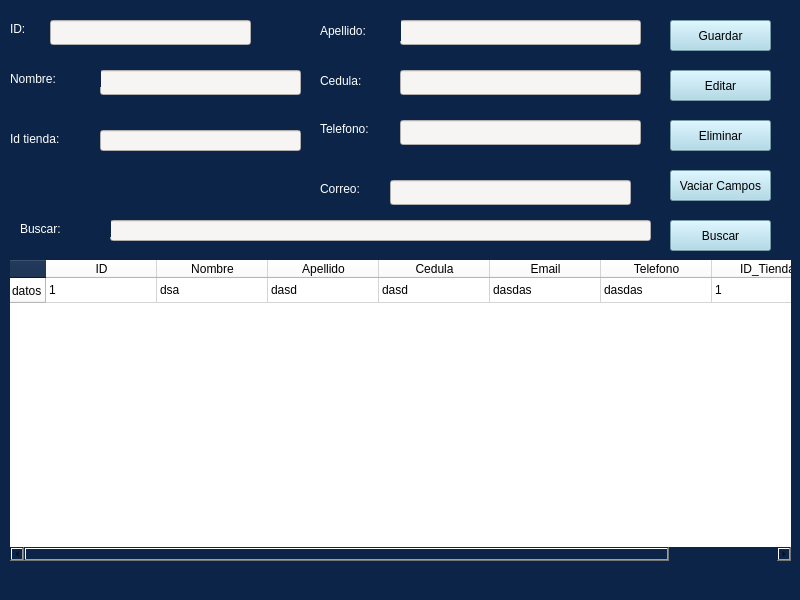
The window that Proyecto/Interfaces/Ui/Cliente.ui (EdCenten0/MAPA-Python) describes before a commit, drawn with Qt 5.
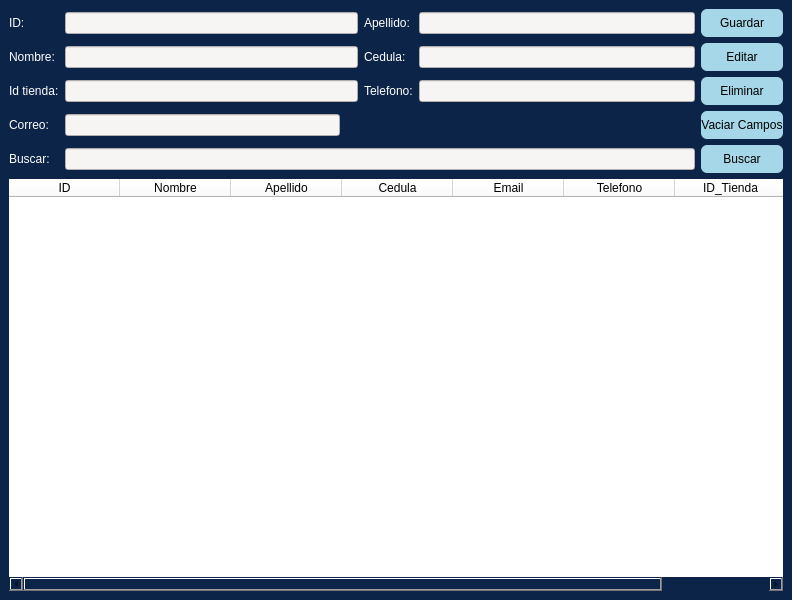
The same window after the commit.

Commit message: Diseño relativamente responsive

Diff of the .ui file:
```diff
--- a/Proyecto/Interfaces/Ui/Cliente.ui
+++ b/Proyecto/Interfaces/Ui/Cliente.ui
@@ -6,7 +6,7 @@
    <rect>
     <x>0</x>
     <y>0</y>
-    <width>800</width>
+    <width>792</width>
     <height>600</height>
    </rect>
   </property>
@@ -17,169 +17,66 @@
    <string notr="true">background-color: rgb(11, 36, 71);</string>
   </property>
   <widget class="QWidget" name="centralwidget">
-   <widget class="QLineEdit" name="line_Cliente_Nombre">
-    <property name="geometry">
-     <rect>
-      <x>50</x>
-      <y>20</y>
-      <width>201</width>
-      <height>25</height>
-     </rect>
-    </property>
-    <property name="styleSheet">
-     <string notr="true">background-color: rgb(246, 245, 244);</string>
-    </property>
-   </widget>
-   <widget class="QLabel" name="label_3">
-    <property name="geometry">
-     <rect>
-      <x>10</x>
-      <y>130</y>
-      <width>91</width>
-      <height>17</height>
-     </rect>
-    </property>
-    <property name="styleSheet">
-     <string notr="true">font: 14pt &quot;Ubuntu&quot;;
-color: rgb(255, 255, 255);</string>
-    </property>
-    <property name="text">
-     <string>Id tienda:</string>
-    </property>
-   </widget>
-   <widget class="QPushButton" name="bt_Eliminar_Cliente">
-    <property name="geometry">
-     <rect>
-      <x>670</x>
-      <y>120</y>
-      <width>101</width>
-      <height>31</height>
-     </rect>
-    </property>
-    <property name="styleSheet">
-     <string notr="true">background-color: rgb(165, 215, 232);</string>
-    </property>
-    <property name="text">
-     <string>Eliminar</string>
-    </property>
-   </widget>
-   <widget class="QLabel" name="label_6">
-    <property name="geometry">
-     <rect>
-      <x>320</x>
-      <y>180</y>
-      <width>71</width>
-      <height>17</height>
-     </rect>
-    </property>
-    <property name="styleSheet">
-     <string notr="true">font: 14pt &quot;Ubuntu&quot;;
-color: rgb(255, 255, 255);</string>
-    </property>
-    <property name="text">
-     <string>Correo:</string>
-    </property>
-   </widget>
-   <widget class="QLineEdit" name="line_Cliente_Apellido">
-    <property name="geometry">
-     <rect>
-      <x>400</x>
-      <y>20</y>
-      <width>241</width>
-      <height>25</height>
-     </rect>
-    </property>
-    <property name="styleSheet">
-     <string notr="true">background-color: rgb(246, 245, 244);</string>
-    </property>
-   </widget>
-   <widget class="QPushButton" name="bt_Guardar_Cliente">
-    <property name="geometry">
-     <rect>
-      <x>670</x>
-      <y>20</y>
-      <width>101</width>
-      <height>31</height>
-     </rect>
-    </property>
-    <property name="styleSheet">
-     <string notr="true">background-color: rgb(165, 215, 232);</string>
-    </property>
-    <property name="text">
-     <string>Guardar</string>
-    </property>
-   </widget>
-   <widget class="QLabel" name="label">
-    <property name="geometry">
-     <rect>
-      <x>10</x>
-      <y>20</y>
-      <width>31</width>
-      <height>17</height>
-     </rect>
-    </property>
-    <property name="styleSheet">
-     <string notr="true">font: 14pt &quot;Ubuntu&quot;;
-color: rgb(255, 255, 255);</string>
-    </property>
-    <property name="text">
-     <string>ID:</string>
-    </property>
-   </widget>
-   <widget class="QLabel" name="label_2">
-    <property name="geometry">
-     <rect>
-      <x>320</x>
-      <y>20</y>
-      <width>81</width>
-      <height>21</height>
-     </rect>
-    </property>
-    <property name="styleSheet">
-     <string notr="true">font: 14pt &quot;Ubuntu&quot;;
-color: rgb(255, 255, 255);</string>
-    </property>
-    <property name="text">
-     <string>Apellido:</string>
-    </property>
-   </widget>
+   <layout class="QGridLayout" name="gridLayout">
+    <item row="1" column="7">
    <widget class="QPushButton" name="bt_Editar_Cliente">
-    <property name="geometry">
-     <rect>
-      <x>670</x>
-      <y>70</y>
-      <width>101</width>
-      <height>31</height>
-     </rect>
+      <property name="minimumSize">
+       <size>
+        <width>0</width>
+        <height>28</height>
+       </size>
     </property>
     <property name="styleSheet">
-     <string notr="true">background-color: rgb(165, 215, 232);</string>
+       <string notr="true">QPushButton {
+	background-color: rgb(165, 215, 232);
+	border-radius: 6px
+
+}</string>
     </property>
     <property name="text">
      <string>Editar</string>
     </property>
    </widget>
-   <widget class="QLineEdit" name="line_Cliente_Direccion">
-    <property name="geometry">
-     <rect>
-      <x>100</x>
-      <y>130</y>
-      <width>201</width>
-      <height>21</height>
-     </rect>
+    </item>
+    <item row="4" column="7">
+     <widget class="QPushButton" name="bt_Buscar">
+      <property name="minimumSize">
+       <size>
+        <width>0</width>
+        <height>28</height>
+       </size>
+      </property>
+      <property name="maximumSize">
+       <size>
+        <width>500</width>
+        <height>100</height>
+       </size>
     </property>
     <property name="styleSheet">
-     <string notr="true">background-color: rgb(246, 245, 244);</string>
-    </property>
-   </widget>
+       <string notr="true">QPushButton {
+	background-color: rgb(165, 215, 232);
+	border-radius: 6px
+
+}</string>
+      </property>
+      <property name="text">
+       <string>Buscar</string>
+      </property>
+     </widget>
+    </item>
+    <item row="5" column="0" colspan="8">
    <widget class="QTableWidget" name="tb_Cliente">
-    <property name="geometry">
-     <rect>
-      <x>10</x>
-      <y>260</y>
-      <width>781</width>
-      <height>301</height>
-     </rect>
+      <property name="minimumSize">
+       <size>
+        <width>0</width>
+        <height>50</height>
+       </size>
+      </property>
+      <property name="maximumSize">
+       <size>
+        <width>16777215</width>
+        <height>1000</height>
+       </size>
     </property>
     <property name="cursor" stdset="0">
      <cursorShape>CrossCursor</cursorShape>
@@ -202,11 +99,9 @@
     <attribute name="verticalHeaderDefaultSectionSize">
      <number>25</number>
     </attribute>
-    <row>
-     <property name="text">
-      <string>datos</string>
-     </property>
-    </row>
+      <attribute name="verticalHeaderMinimumSectionSize">
+       <number>23</number>
+      </attribute>
     <column>
      <property name="text">
       <string>ID</string>
@@ -242,84 +137,125 @@
       <string>ID_Tienda</string>
      </property>
     </column>
+     </widget>
+    </item>
     <item row="0" column="0">
-     <property name="text">
-      <string>1</string>
-     </property>
-    </item>
-    <item row="0" column="1">
-     <property name="text">
-      <string>dsa</string>
-     </property>
-    </item>
-    <item row="0" column="2">
-     <property name="text">
-      <string>dasd</string>
-     </property>
-    </item>
-    <item row="0" column="3">
-     <property name="text">
-      <string>dasd</string>
-     </property>
-    </item>
-    <item row="0" column="4">
-     <property name="text">
-      <string>dasdas</string>
-     </property>
-    </item>
-    <item row="0" column="5">
-     <property name="text">
-      <string>dasdas</string>
-     </property>
-    </item>
-    <item row="0" column="6">
-     <property name="text">
-      <string>1</string>
-     </property>
-    </item>
-   </widget>
-   <widget class="QLabel" name="label_5">
-    <property name="geometry">
-     <rect>
-      <x>320</x>
-      <y>120</y>
-      <width>81</width>
-      <height>17</height>
-     </rect>
+     <widget class="QLabel" name="label">
+      <property name="maximumSize">
+       <size>
+        <width>50</width>
+        <height>16777215</height>
+       </size>
     </property>
     <property name="styleSheet">
      <string notr="true">font: 14pt &quot;Ubuntu&quot;;
 color: rgb(255, 255, 255);</string>
     </property>
     <property name="text">
-     <string>Telefono:</string>
-    </property>
-   </widget>
+       <string>ID:</string>
+      </property>
+     </widget>
+    </item>
+    <item row="0" column="7">
+     <widget class="QPushButton" name="bt_Guardar_Cliente">
+      <property name="minimumSize">
+       <size>
+        <width>75</width>
+        <height>28</height>
+       </size>
+      </property>
+      <property name="maximumSize">
+       <size>
+        <width>250</width>
+        <height>16777215</height>
+       </size>
+      </property>
+      <property name="styleSheet">
+       <string notr="true">QPushButton {
+	background-color: rgb(165, 215, 232);
+	border-radius: 6px
+
+}</string>
+      </property>
+      <property name="text">
+       <string>Guardar</string>
+      </property>
+     </widget>
+    </item>
+    <item row="1" column="6">
+     <widget class="QLineEdit" name="line_Cliente_Apellido_2">
+      <property name="maximumSize">
+       <size>
+        <width>300</width>
+        <height>16777215</height>
+       </size>
+      </property>
+      <property name="styleSheet">
+       <string notr="true">background-color: rgb(246, 245, 244);</string>
+      </property>
+     </widget>
+    </item>
+    <item row="2" column="6">
+     <widget class="QLineEdit" name="line_Cliente_Apellido_3">
+      <property name="maximumSize">
+       <size>
+        <width>300</width>
+        <height>16777215</height>
+       </size>
+      </property>
+      <property name="styleSheet">
+       <string notr="true">background-color: rgb(246, 245, 244);</string>
+      </property>
+     </widget>
+    </item>
+    <item row="3" column="7">
    <widget class="QPushButton" name="bt_Vaciar_Cliente">
-    <property name="geometry">
-     <rect>
-      <x>670</x>
-      <y>170</y>
-      <width>101</width>
-      <height>31</height>
-     </rect>
+      <property name="minimumSize">
+       <size>
+        <width>0</width>
+        <height>28</height>
+       </size>
+      </property>
+      <property name="layoutDirection">
+       <enum>Qt::LeftToRight</enum>
+      </property>
+      <property name="autoFillBackground">
+       <bool>false</bool>
     </property>
     <property name="styleSheet">
-     <string notr="true">background-color: rgb(165, 215, 232);</string>
+       <string notr="true">QPushButton {
+	background-color: rgb(165, 215, 232);
+	border-radius: 6px
+
+}</string>
     </property>
     <property name="text">
      <string>Vaciar Campos</string>
     </property>
    </widget>
+    </item>
+    <item row="2" column="7">
+     <widget class="QPushButton" name="bt_Eliminar_Cliente">
+      <property name="minimumSize">
+       <size>
+        <width>0</width>
+        <height>28</height>
+       </size>
+      </property>
+      <property name="styleSheet">
+       <string notr="true">QPushButton {
+	background-color: rgb(165, 215, 232);
+	border-radius: 6px
+
+}</string>
+      </property>
+      <property name="text">
+       <string>Eliminar</string>
+      </property>
+     </widget>
+    </item>
+    <item row="1" column="5">
    <widget class="QLabel" name="label_4">
-    <property name="geometry">
-     <rect>
-      <x>320</x>
-      <y>70</y>
-      <width>81</width>
-      <height>21</height>
-     </rect>
-    </property>
     <property name="styleSheet">
      <string notr="true">font: 14pt &quot;Ubuntu&quot;;
 color: rgb(255, 255, 255);</string>
@@ -328,67 +264,76 @@
      <string>Cedula:</string>
     </property>
    </widget>
-   <widget class="QLineEdit" name="line_Cliente_Apellido_2">
-    <property name="geometry">
-     <rect>
-      <x>400</x>
-      <y>70</y>
-      <width>241</width>
-      <height>25</height>
-     </rect>
-    </property>
+    </item>
+    <item row="0" column="5">
+     <widget class="QLabel" name="label_2">
     <property name="styleSheet">
-     <string notr="true">background-color: rgb(246, 245, 244);</string>
-    </property>
-   </widget>
-   <widget class="QLineEdit" name="line_Cliente_Apellido_3">
-    <property name="geometry">
-     <rect>
-      <x>400</x>
-      <y>120</y>
-      <width>241</width>
-      <height>25</height>
-     </rect>
-    </property>
+       <string notr="true">font: 14pt &quot;Ubuntu&quot;;
+color: rgb(255, 255, 255);</string>
+      </property>
+      <property name="text">
+       <string>Apellido:</string>
+      </property>
+     </widget>
+    </item>
+    <item row="2" column="5">
+     <widget class="QLabel" name="label_5">
+      <property name="styleSheet">
+       <string notr="true">font: 14pt &quot;Ubuntu&quot;;
+color: rgb(255, 255, 255);</string>
+      </property>
+      <property name="text">
+       <string>Telefono:</string>
+      </property>
+     </widget>
+    </item>
+    <item row="0" column="1" colspan="4">
+     <widget class="QLineEdit" name="line_Cliente_Nombre">
     <property name="styleSheet">
      <string notr="true">background-color: rgb(246, 245, 244);</string>
     </property>
    </widget>
-   <widget class="QLineEdit" name="line_Cliente_Apellido_4">
-    <property name="geometry">
-     <rect>
-      <x>390</x>
-      <y>180</y>
-      <width>241</width>
-      <height>25</height>
-     </rect>
-    </property>
+    </item>
+    <item row="0" column="6">
+     <widget class="QLineEdit" name="line_Cliente_Apellido">
+      <property name="enabled">
+       <bool>true</bool>
+      </property>
+      <property name="maximumSize">
+       <size>
+        <width>300</width>
+        <height>16777215</height>
+       </size>
+      </property>
     <property name="styleSheet">
      <string notr="true">background-color: rgb(246, 245, 244);</string>
     </property>
    </widget>
-   <widget class="QLineEdit" name="line_Cliente_Apellido_5">
-    <property name="geometry">
-     <rect>
-      <x>100</x>
-      <y>70</y>
-      <width>201</width>
-      <height>25</height>
-     </rect>
-    </property>
+    </item>
+    <item row="3" column="0">
+     <widget class="QLabel" name="label_6">
+      <property name="styleSheet">
+       <string notr="true">font: 14pt &quot;Ubuntu&quot;;
+color: rgb(255, 255, 255);</string>
+      </property>
+      <property name="text">
+       <string>Correo:</string>
+      </property>
+     </widget>
+    </item>
+    <item row="2" column="0">
+     <widget class="QLabel" name="label_3">
     <property name="styleSheet">
-     <string notr="true">background-color: rgb(246, 245, 244);</string>
-    </property>
-   </widget>
+       <string notr="true">font: 14pt &quot;Ubuntu&quot;;
+color: rgb(255, 255, 255);</string>
+      </property>
+      <property name="text">
+       <string>Id tienda:</string>
+      </property>
+     </widget>
+    </item>
+    <item row="1" column="0">
    <widget class="QLabel" name="label_7">
-    <property name="geometry">
-     <rect>
-      <x>10</x>
-      <y>70</y>
-      <width>91</width>
-      <height>17</height>
-     </rect>
-    </property>
     <property name="styleSheet">
      <string notr="true">font: 14pt &quot;Ubuntu&quot;;
 color: rgb(255, 255, 255);</string>
@@ -397,28 +342,9 @@
      <string>Nombre:</string>
     </property>
    </widget>
-   <widget class="QLineEdit" name="line_Cliente_Buscar">
-    <property name="geometry">
-     <rect>
-      <x>110</x>
-      <y>220</y>
-      <width>541</width>
-      <height>21</height>
-     </rect>
-    </property>
-    <property name="styleSheet">
-     <string notr="true">background-color: rgb(246, 245, 244);</string>
-    </property>
-   </widget>
+    </item>
+    <item row="4" column="0">
    <widget class="QLabel" name="label_8">
-    <property name="geometry">
-     <rect>
-      <x>20</x>
-      <y>220</y>
-      <width>91</width>
-      <height>17</height>
-     </rect>
-    </property>
     <property name="styleSheet">
      <string notr="true">font: 14pt &quot;Ubuntu&quot;;
 color: rgb(255, 255, 255);</string>
@@ -427,22 +353,42 @@
      <string>Buscar:</string>
     </property>
    </widget>
-   <widget class="QPushButton" name="bt_Buscar">
-    <property name="geometry">
-     <rect>
-      <x>670</x>
-      <y>220</y>
-      <width>101</width>
-      <height>31</height>
-     </rect>
+    </item>
+    <item row="4" column="1" colspan="6">
+     <widget class="QLineEdit" name="line_Cliente_Buscar">
+      <property name="minimumSize">
+       <size>
+        <width>531</width>
+        <height>20</height>
+       </size>
     </property>
     <property name="styleSheet">
-     <string notr="true">background-color: rgb(165, 215, 232);</string>
-    </property>
-    <property name="text">
-     <string>Buscar</string>
-    </property>
-   </widget>
+       <string notr="true">background-color: rgb(246, 245, 244);</string>
+      </property>
+     </widget>
+    </item>
+    <item row="2" column="1" colspan="4">
+     <widget class="QLineEdit" name="line_Cliente_Direccion">
+      <property name="styleSheet">
+       <string notr="true">background-color: rgb(246, 245, 244);</string>
+      </property>
+     </widget>
+    </item>
+    <item row="1" column="1" colspan="4">
+     <widget class="QLineEdit" name="line_Cliente_Apellido_5">
+      <property name="styleSheet">
+       <string notr="true">background-color: rgb(246, 245, 244);</string>
+      </property>
+     </widget>
+    </item>
+    <item row="3" column="1">
+     <widget class="QLineEdit" name="line_Cliente_Apellido_4">
+      <property name="styleSheet">
+       <string notr="true">background-color: rgb(246, 245, 244);</string>
+      </property>
+     </widget>
+    </item>
+   </layout>
   </widget>
  </widget>
  <resources/>
```
Left out of the diff: 3 changed lines with no effect on the pictures. Lines whose indentation alone changed are shown as unchanged.
